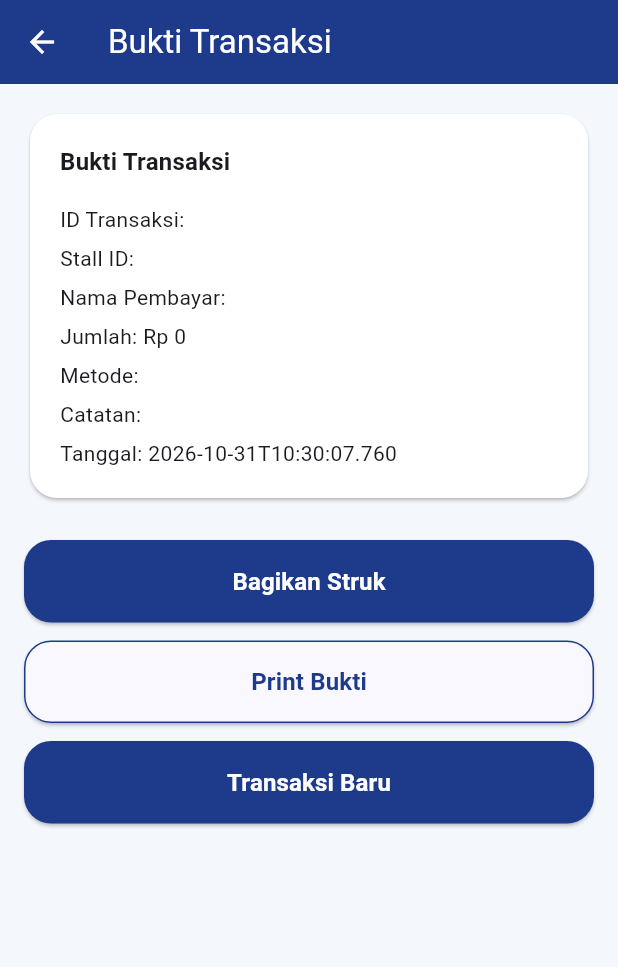
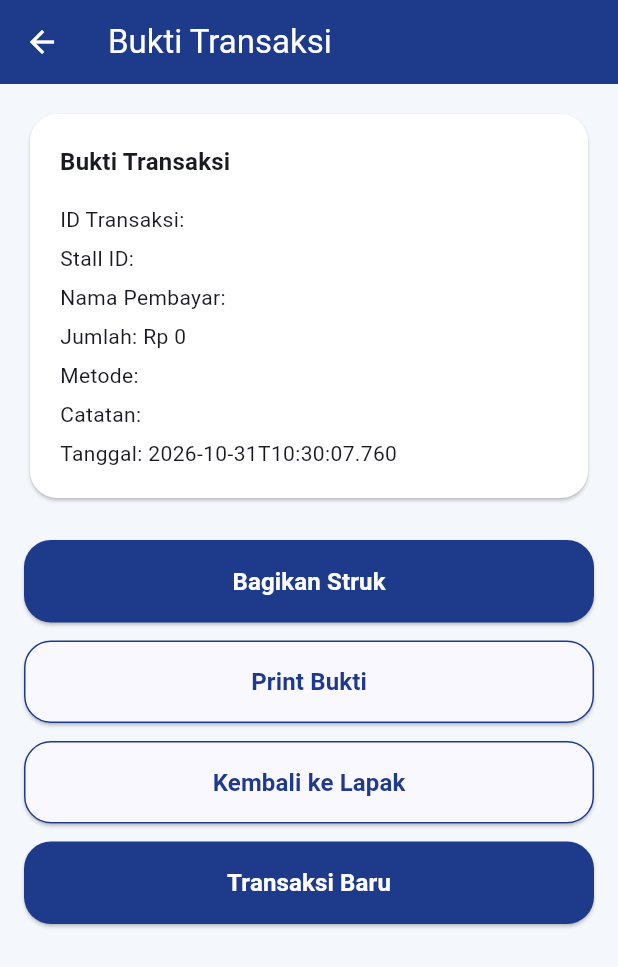
Before and after one commit to spektrumedia2020-collab/siaga, a Flutter app: the ReceiptPage screen opened directly with empty values, on a phone screen of 412 x 824 dp. Shown: the top 967 px of the screen. Run offline on Flutter 3.47's test engine with Material 3 defaults, Android fonts, the light colour scheme and no system bars; our stand-ins replace connectivity_plus, flutter_dotenv, flutter_riverpod, geolocator, go_router, image_picker and 4 more; missing offline and left inert: mobile_scanner; accounts and stored records are empty.

Commit message:
Add a back-to-stall button on the receipt
After a payment the officer can return straight to the stall page
instead of the stall list.

```diff
--- a/mobile/lib/features/receipt/receipt_page.dart
+++ b/mobile/lib/features/receipt/receipt_page.dart
@@ -123,6 +123,20 @@ Tanggal: ${widget.receipt['createdAt']}
             const SizedBox(height: 12),
             ElevatedButton(
               onPressed: () {
+                final lapakId = widget.receipt['lapakId'] ?? widget.receipt['stallId'];
+                if (lapakId != null) context.go('/lapak/$lapakId');
+              },
+              style: ElevatedButton.styleFrom(
+                backgroundColor: Theme.of(context).colorScheme.surface,
+                foregroundColor: Theme.of(context).colorScheme.primary,
+                padding: const EdgeInsets.symmetric(vertical: 16),
+                side: BorderSide(color: Theme.of(context).colorScheme.primary),
+              ),
+              child: const Text('Kembali ke Lapak', style: TextStyle(fontSize: 16, fontWeight: FontWeight.w600)),
+            ),
+            const SizedBox(height: 12),
+            ElevatedButton(
+              onPressed: () {
                 // Navigate to shop page (lapak list) with dashboard index 2
                 context.go('/shop');
               },
```
